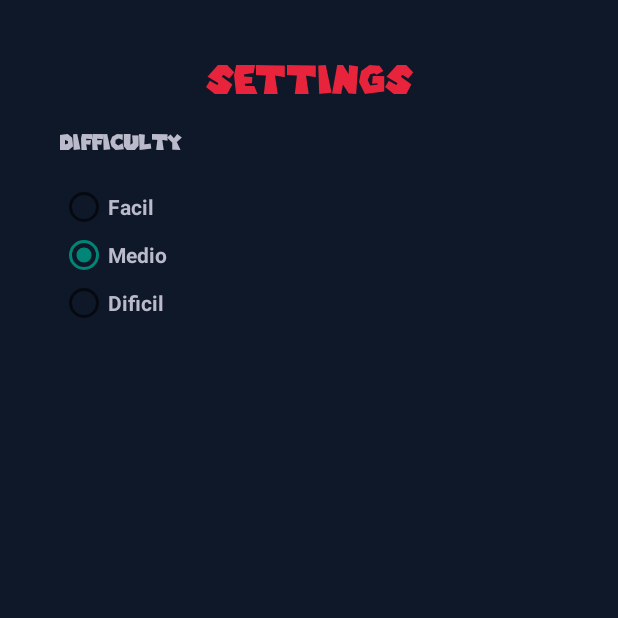
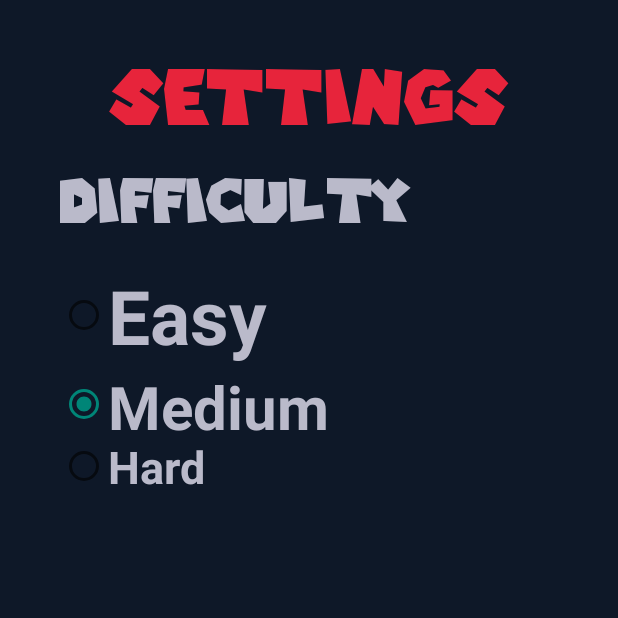
Before and after one commit to sumeshpandit/Tetris, an Android app: the SettingsActivity screen opened directly, with no data from a screen before it, on a phone screen of 412 x 824 dp, the top half of it. Run offline under Robolectric (Android 15) with nearby library versions, the phone set to English and light mode, and no system bars.

Commit message:
aligned text in settings activity

```diff
--- a/app/src/main/res/layout/activity_settings.xml
+++ b/app/src/main/res/layout/activity_settings.xml
@@ -26,7 +26,7 @@
             android:fontFamily="@font/super_mario"
             android:layout_marginBottom="8pt"
             android:gravity="center"
-            android:textSize="26sp"
+            android:textSize="50sp"
             android:text="@string/settings_title" />
         <TextView
             android:id="@+id/textView1"
@@ -35,6 +35,7 @@
             android:textColor="#babaca"
             android:fontFamily="@font/super_mario"
             android:layout_marginBottom="8pt"
+            android:textSize="40sp"
             android:text="@string/game_mode" />
 
         <RadioGroup
@@ -46,27 +47,31 @@
                 android:id="@+id/d1"
                 android:layout_width="match_parent"
                 android:layout_height="wrap_content"
-                android:text="Facil"
+                android:text="Easy"
+                android:textSize="50sp"
                 android:textColor="#babaca"
                 android:textStyle="bold" />
 
             <RadioButton
                 android:id="@+id/d2"
                 android:layout_width="match_parent"
-                android:layout_height="wrap_content"
+                android:layout_height="51dp"
                 android:checked="true"
-                android:text="Medio"
+                android:text="Medium"
                 android:textColor="#babaca"
+                android:textSize="40sp"
                 android:textStyle="bold" />
 
-            <RadioButton
-                android:id="@+id/d3"
-                android:layout_width="match_parent"
-                android:layout_height="wrap_content"
-                android:text="Dificil"
-                android:textColor="#babaca"
-                android:textStyle="bold" />
         </RadioGroup>
+
+        <RadioButton
+            android:id="@+id/d3"
+            android:layout_width="match_parent"
+            android:layout_height="wrap_content"
+            android:text="Hard"
+            android:textColor="#babaca"
+            android:textSize="30sp"
+            android:textStyle="bold" />
 
     </LinearLayout>
 </androidx.constraintlayout.widget.ConstraintLayout>
```
